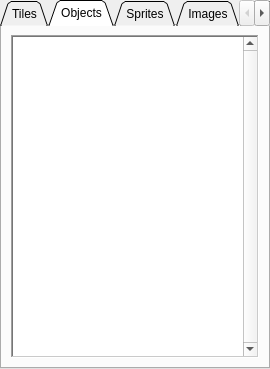
Preece/TGL, file ResourceTab/ResourceTab.ui: the form before one commit.
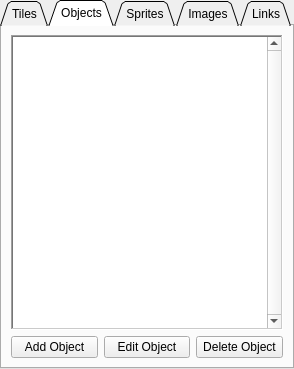
The form after the commit. The open tabs and pages were chosen to show the change.

What changed in the file:
```diff
--- a/ResourceTab/ResourceTab.ui
+++ b/ResourceTab/ResourceTab.ui
@@ -6,19 +6,25 @@
    <rect>
     <x>0</x>
     <y>0</y>
-    <width>270</width>
+    <width>294</width>
     <height>369</height>
    </rect>
   </property>
+  <property name="sizePolicy">
+   <sizepolicy hsizetype="Preferred" vsizetype="Expanding">
+    <horstretch>0</horstretch>
+    <verstretch>0</verstretch>
+   </sizepolicy>
+  </property>
   <property name="minimumSize">
    <size>
-    <width>270</width>
+    <width>0</width>
     <height>0</height>
    </size>
   </property>
   <property name="maximumSize">
    <size>
-    <width>270</width>
+    <width>16777215</width>
     <height>16777215</height>
    </size>
   </property>
@@ -86,6 +92,31 @@
       </property>
      </widget>
     </item>
+    <item>
+     <layout class="QHBoxLayout" name="horizontalLayout_4">
+      <item>
+       <widget class="QPushButton" name="addObjectButton">
+        <property name="text">
+         <string>Add Object</string>
+        </property>
+       </widget>
+      </item>
+      <item>
+       <widget class="QPushButton" name="editObjectButton">
+        <property name="text">
+         <string>Edit Object</string>
+        </property>
+       </widget>
+      </item>
+      <item>
+       <widget class="QPushButton" name="deleteObjectButton">
+        <property name="text">
+         <string>Delete Object</string>
+        </property>
+       </widget>
+      </item>
+     </layout>
+    </item>
    </layout>
   </widget>
   <widget class="QWidget" name="spritesTab">
```
Left out of the diff: 44 changed lines with no effect on the pictures. Lines whose indentation alone changed are shown as unchanged.
